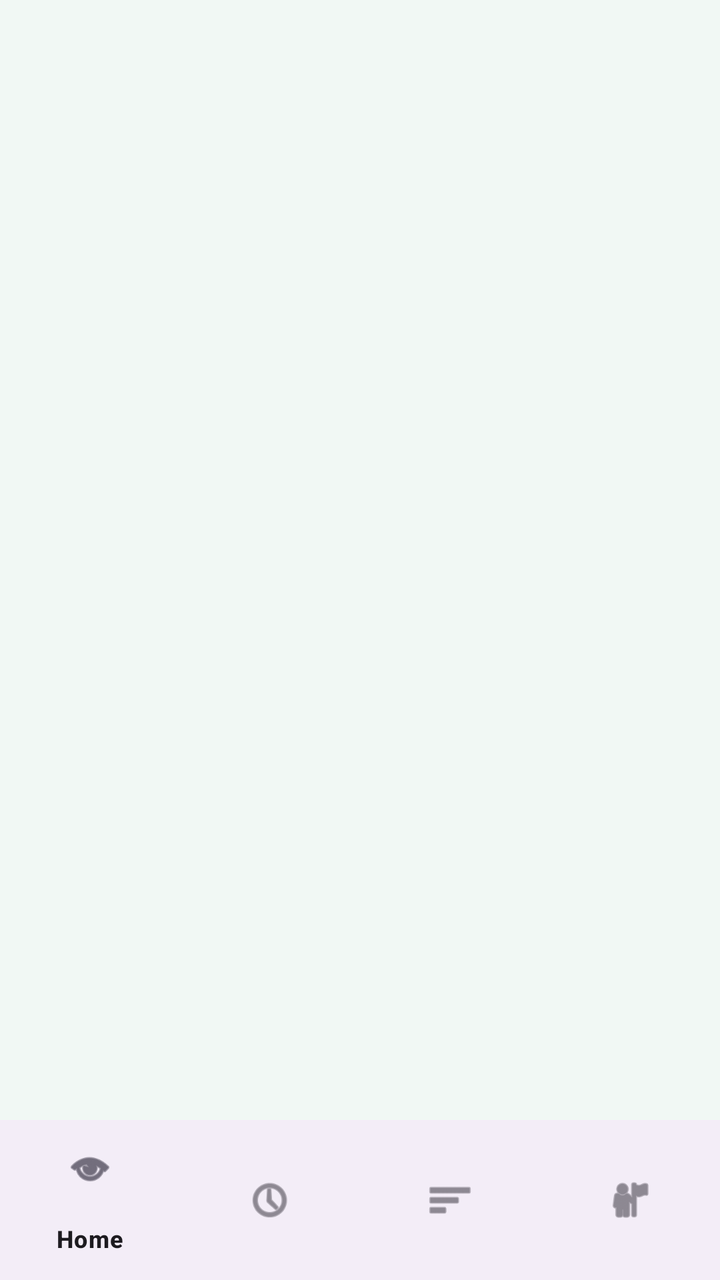
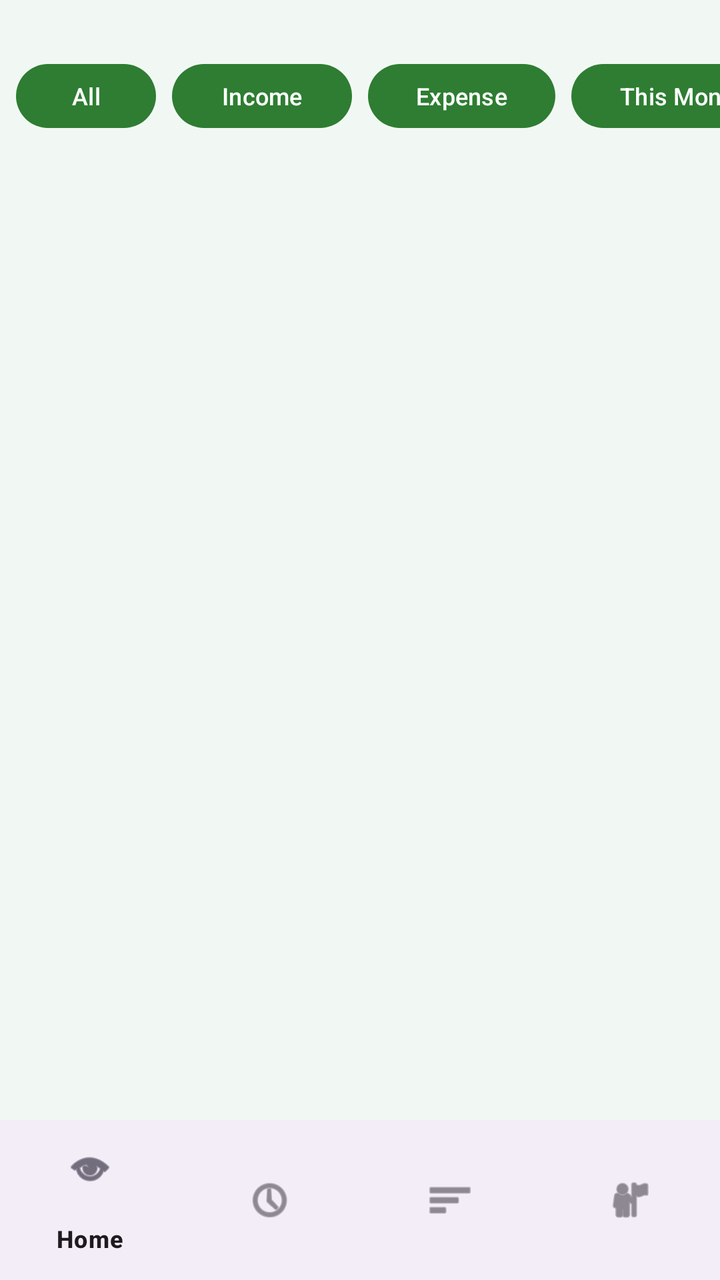

Before-and-after screenshots of an Android layout around one commit, followed by the original layout XML and the change that was made.
<!-- AndroidManifest.xml: application theme Theme.MoneyTrack -->
<!-- res/layout/activity_history.xml -->
<LinearLayout xmlns:android="http://schemas.android.com/apk/res/android"
    xmlns:app="http://schemas.android.com/apk/res-auto"
    android:layout_width="match_parent"
    android:layout_height="match_parent"
    android:orientation="vertical">

    <androidx.recyclerview.widget.RecyclerView
        android:id="@+id/recyclerViewHistory"
        android:layout_width="match_parent"
        android:layout_height="0dp"
        android:layout_weight="1"/>

    <com.google.android.material.bottomnavigation.BottomNavigationView
        android:id="@+id/bottomNav"
        android:layout_width="match_parent"
        android:layout_height="wrap_content"
        app:menu="@menu/bottom_menu"/>

</LinearLayout>
<!-- resources referenced by this layout -->
<resources>
  <style name="Theme.MoneyTrack" parent="Base.Theme.MoneyTrack" />
  <style name="Base.Theme.MoneyTrack" parent="Theme.Material3.DayNight.NoActionBar">
  
          
          <item name="colorPrimary">#2E7D32</item>
          <item name="colorOnPrimary">#FFFFFF</item>
  
          
          <item name="colorSecondary">#66BB6A</item>
  
          
          <item name="android:colorBackground">#F1F8F4</item>
  
      </style>
</resources>

<!-- the commit's change to res/layout/activity_history.xml (unified diff, before → after) -->
@@ -3,6 +3,58 @@
     android:layout_width="match_parent"
     android:layout_height="match_parent"
     android:orientation="vertical">
+
+    <HorizontalScrollView
+        android:layout_width="match_parent"
+        android:layout_height="wrap_content"
+        android:scrollbars="none"
+        android:layout_marginTop="20dp">
+
+        <LinearLayout
+            android:layout_width="wrap_content"
+            android:layout_height="wrap_content"
+            android:orientation="horizontal"
+            android:padding="8dp"
+            android:gravity="center">
+
+            <Button
+                android:id="@+id/btnAll"
+                android:layout_width="wrap_content"
+                android:layout_height="40dp"
+                android:text="All"
+                android:textSize="12sp"
+                android:minWidth="70dp"/>
+
+            <Button
+                android:id="@+id/btnIncomeFilter"
+                android:layout_width="wrap_content"
+                android:layout_height="40dp"
+                android:text="Income"
+                android:textSize="12sp"
+                android:minWidth="90dp"
+                android:layout_marginStart="8dp"/>
+
+            <Button
+                android:id="@+id/btnExpenseFilter"
+                android:layout_width="wrap_content"
+                android:layout_height="40dp"
+                android:text="Expense"
+                android:textSize="12sp"
+                android:minWidth="90dp"
+                android:layout_marginStart="8dp"/>
+
+            <Button
+                android:id="@+id/btnMonth"
+                android:layout_width="wrap_content"
+                android:layout_height="40dp"
+                android:text="This Month"
+                android:textSize="12sp"
+                android:minWidth="110dp"
+                android:layout_marginStart="8dp"/>
+
+        </LinearLayout>
+
+    </HorizontalScrollView>
 
     <androidx.recyclerview.widget.RecyclerView
         android:id="@+id/recyclerViewHistory"
